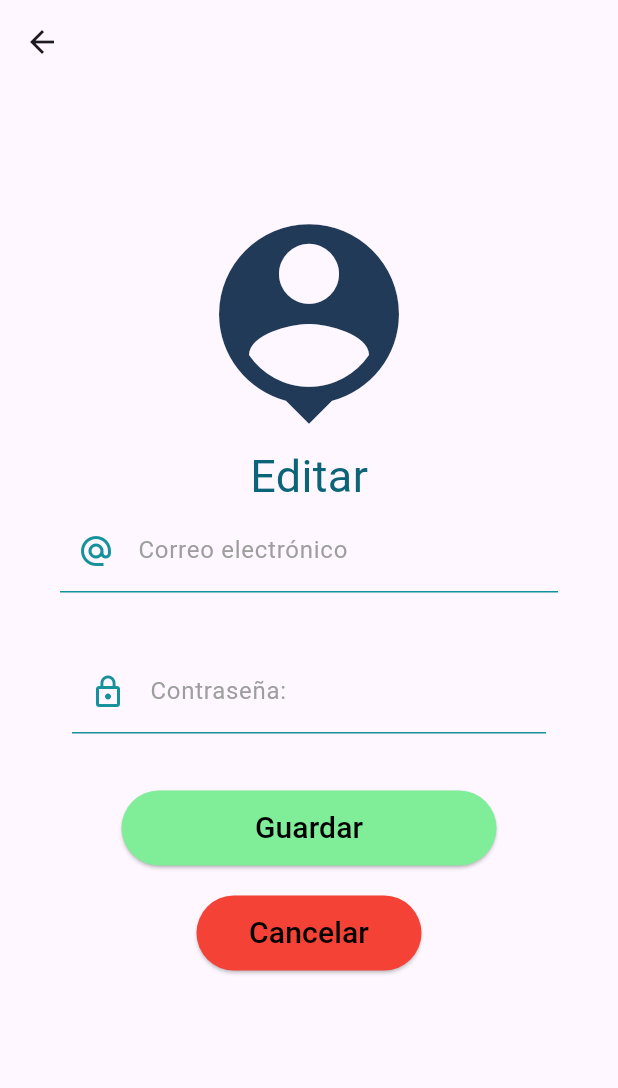
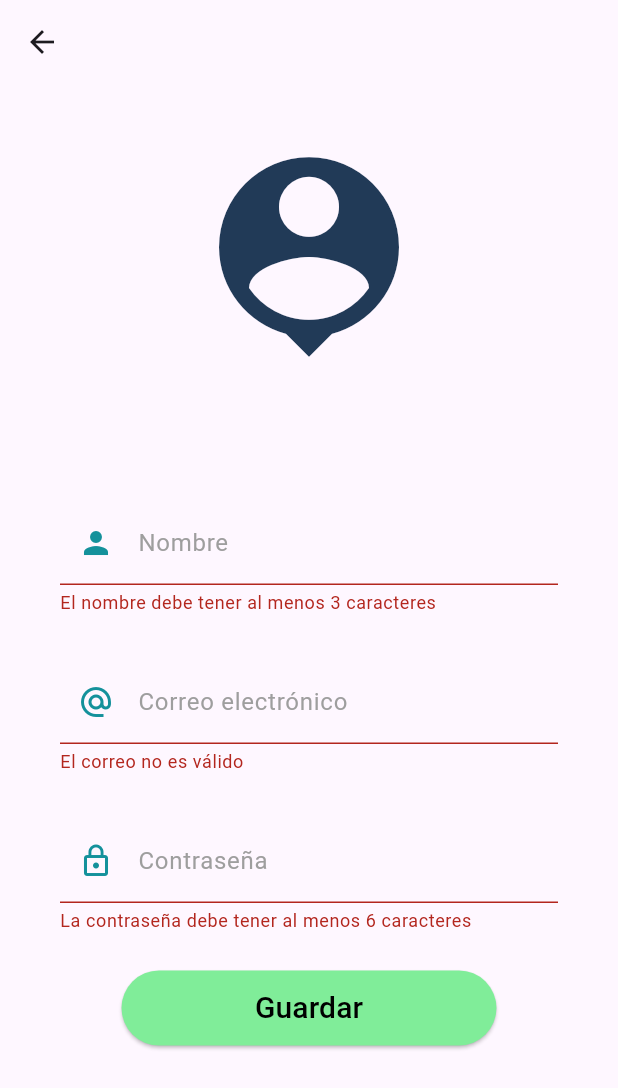
Before and after one commit to JaredTrOr/sistema_cursos_front, a Flutter app: the PerfilUsuarioPage screen opened by its route, after a tap on "Guardar", on a phone screen of 412 x 824 dp. Shown: the top 1088 px of the screen. Run offline on Flutter 3.47's test engine with Material 3 defaults, Android fonts, the phone set to English and light mode, and no system bars; our stand-ins replace awesome_dialog, cloud_firestore, firebase_core, flutter_credit_card; accounts and stored records are empty; generated files the repository leaves out were written again.

Commit message:
Creación del perfil del usuario

```diff
--- a/lib/pages/usuario/perfil_usuario_page.dart
+++ b/lib/pages/usuario/perfil_usuario_page.dart
@@ -1,18 +1,27 @@
 import 'package:flutter/material.dart';
+import 'package:provider/provider.dart';
+import 'package:sistema_cursos_front/services/user_service.dart';
+import 'package:sistema_cursos_front/widgets/input_decoration.dart';
+import 'package:sistema_cursos_front/widgets/is_loading.dart';
+import 'package:sistema_cursos_front/widgets/pop_up.dart';
 
 class PerfilUsuarioPage extends StatelessWidget {
   const PerfilUsuarioPage({super.key});
 
   @override
   Widget build(BuildContext context) {
+
+    final formKey = GlobalKey<FormState>();
+    final userService = Provider.of<UserService>(context);
+    final userProvider = userService.userProvider;
+
     return Scaffold(
       appBar: AppBar(),
-      body: Column(
+      body: SingleChildScrollView(
+        child: Column(
           children: [
-          SizedBox(
-            height: 80,
-          ),
-          Center(
+            const SizedBox( height: 35,),
+            const Center(
               child: Icon(
                 Icons.person_pin,
                 size: 160,
@@ -20,44 +29,42 @@ class PerfilUsuarioPage extends StatelessWidget {
               ),
             ),
             Text(
-            "Editar",
-            style: TextStyle(
+              userProvider.name,
+              style: const TextStyle(
                 fontSize: 30,
                 color: Color(0xFF0B6477),
               ),
             ),
-          Container(
-            child: Padding(
+            const SizedBox(
+              height: 40,
+            ),
+            Padding(
               padding: const EdgeInsets.symmetric(horizontal: 40.0),
               child: Form(
+                key: formKey,
                 autovalidateMode: AutovalidateMode.onUserInteraction,
                 child: Column(
                   children: [
                     TextFormField(
+                      initialValue: userProvider.name,
                       autocorrect: false,
                       keyboardType: TextInputType.emailAddress,
-                      decoration: InputDecoration(
-                        enabledBorder: UnderlineInputBorder(
-                          borderSide: BorderSide(
-                            color: Color(0xFF14919B),
+                      decoration: inputDecoration('Nombre', 'Escriba su nombre', Icons.person),
+                      onChanged: (value) => userProvider.name = value,
+                      validator: (value) {
+                        if (value != null && value.length >= 3) {
+                          return null;
+                        }
+                        return 'El nombre debe tener al menos 3 caracteres';
+                      },
                     ),
-                        ),
-                        focusedBorder: UnderlineInputBorder(
-                          borderSide: BorderSide(
-                            color: Color(0xFF14919B),
-                            width: 2,
-                          ),
-                        ),
-                        hintText: 'Ejemplo: juan.perez@gmail.com',
-                        labelText: 'Correo electrónico',
-                        labelStyle: TextStyle(
-                          color: Colors.grey,
-                        ),
-                        prefixIcon: Icon(
-                          Icons.alternate_email_sharp,
-                          color: Color(0xFF14919B),
-                        ),
-                      ),
+            const SizedBox(height: 30),
+            TextFormField(
+              initialValue: userProvider.email,
+              autocorrect: false,
+              keyboardType: TextInputType.emailAddress,
+              decoration: inputDecoration('Correo electrónico', 'Ejemplo juan.perez@gmail.com', Icons.alternate_email),
+              onChanged: (value) => userProvider.email = value,
               validator: (value) {
                 String pattern =
                     r'^(([^<>()[\]\\.,;:\s@\"]+(\.[^<>()[\]\\.,;:\s@\"]+)*)|(\".+\"))@((\[[0-9]{1,3}\.[0-9]{1,3}\.[0-9]{1,3}\.[0-9]{1,3}\])|(([a-zA-Z\-0-9]+\.)+[a-zA-Z]{2,}))$';
@@ -67,71 +74,61 @@ class PerfilUsuarioPage extends StatelessWidget {
                     : 'El correo no es válido';
               },
             ),
-                    SizedBox(height: 30),
-                    Padding(
-                      padding: const EdgeInsets.all(8.0),
-                      child: TextFormField(
+            const SizedBox(height: 30),
+            TextFormField(
+              initialValue: userProvider.password,
               autocorrect: false,
               obscureText: true,
-                        decoration: InputDecoration(
-                          enabledBorder: UnderlineInputBorder(
-                            borderSide: BorderSide(
-                              color: Color(0xFF14919B),
-                            ),
-                          ),
-                          focusedBorder: UnderlineInputBorder(
-                            borderSide: BorderSide(
-                              color: Color(0xFF14919B),
-                              width: 2,
-                            ),
-                          ),
-                          hintText: '**********',
-                          labelText: 'Contraseña:',
-                          labelStyle: TextStyle(
-                            color: Colors.grey,
-                          ),
-                          prefixIcon: Icon(
-                            Icons.lock_outline,
-                            color: Color(0xFF14919B),
-                          ),
-                        ),
+              keyboardType: TextInputType.emailAddress,
+              decoration: inputDecoration('Contraseña', '******', Icons.lock_outline),
+              onChanged: (value) => userProvider.password = value,
               validator: (value) {
-                          if (value != null && value.length >= 6) return null;
+                if (value != null && value.length >= 6) {
+                  return null;
+                }
+
                 return 'La contraseña debe tener al menos 6 caracteres';
               },
             ),
-                    ),
-                    SizedBox(height: 30),
-                    // Eliminar el botón y la lógica de carga
                   ],
                 ),
               ),
             ),
+            const SizedBox(height: 25),
+            userService.isLoading ? const IsLoading()
+            :
+            ElevatedButton(
+              onPressed: () {
+                if (formKey.currentState?.validate() ?? false) {
+
+                  userService.updateUser(userProvider).then((response) {
+
+                    if (response['success']) {
+                      popUp(context: context, title: 'Usuario actualizado', body: 'El perfil ha sido actualizado exitosamente', dialogType: 'success');
+                    } else {
+                      popUp(context: context, title: 'Error', body: response['message'], dialogType: 'warning');
+                    }
+                  }).catchError((error) {
+                    popUp(context: context, title: 'Error', body: 'Error al registrar usuario', dialogType: 'error');
+                  });
+
+                }
+              },
+              style: const ButtonStyle(
+                backgroundColor: WidgetStatePropertyAll(Color(0xFF80ED99)),
+                minimumSize: WidgetStatePropertyAll(Size(250, 50)),
               ),
-          ElevatedButton(
-            onPressed: () {},
-            child: Text(
+
+              child: const Text(
                 "Guardar",
                 style: TextStyle(color: Colors.black, fontSize: 20),
               ),
-            style: ButtonStyle(
-              backgroundColor: WidgetStatePropertyAll(Color(0xFF80ED99)),
-              minimumSize: WidgetStatePropertyAll(Size(250, 50)),
             ),
-          ),
-          SizedBox(
+            const SizedBox(
               height: 20,
             ),
-          ElevatedButton(
-            onPressed: () {},
-            child: Text("Cancelar",
-                style: TextStyle(color: Colors.black, fontSize: 20)),
-            style: ButtonStyle(
-              backgroundColor: WidgetStatePropertyAll(Colors.red),
-              minimumSize: WidgetStatePropertyAll(Size(150, 50)),
+          ],
         ),
-          ),
-        ],
       ),
     );
   }
```
Lines whose indentation alone changed are shown as unchanged.
